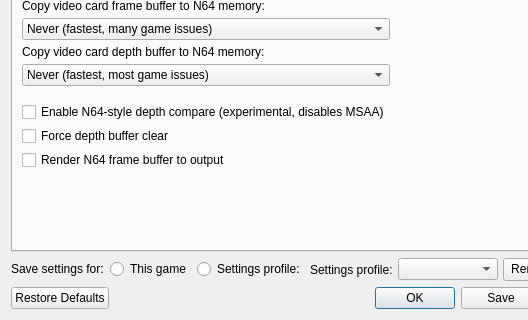
Qt form src/GLideNUI/configDialog.ui (gonetz/GLideN64) before a commit; both pictures show x 0 to 528 and y 298 to 618 of the 638 by 618 pixel window.
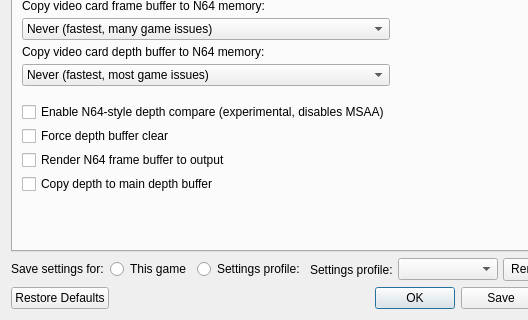
The same form after that commit. The open tabs and pages were chosen to show the change. Icons and pictures are not drawn.

Commit message: Support "Copy depth to main depth buffer" option in GUI.

```diff
--- a/src/GLideNUI/configDialog.ui
+++ b/src/GLideNUI/configDialog.ui
@@ -2065,6 +2065,16 @@
                        </property>
                       </widget>
                      </item>
+                     <item>
+                      <widget class="QCheckBox" name="copyDepthToMainDepthBufferCheckBox">
+                       <property name="toolTip">
+                        <string>&lt;html&gt;&lt;head/&gt;&lt;body&gt;&lt;p&gt;This option is required for some Reshade depth dependant effects, such as SSAO and depth of field.&lt;/p&gt;&lt;p&gt;[Recommended: &lt;span style=&quot; font-style:italic;&quot;&gt;only if you use Reshade and need depth dependant effects&lt;/span&gt;]&lt;/p&gt;&lt;/body&gt;&lt;/html&gt;</string>
+                       </property>
+                       <property name="text">
+                        <string>Copy depth to main depth buffer</string>
+                       </property>
+                      </widget>
+                     </item>
                     </layout>
                    </item>
                   </layout>
```
The commit also changes 2 other files.
